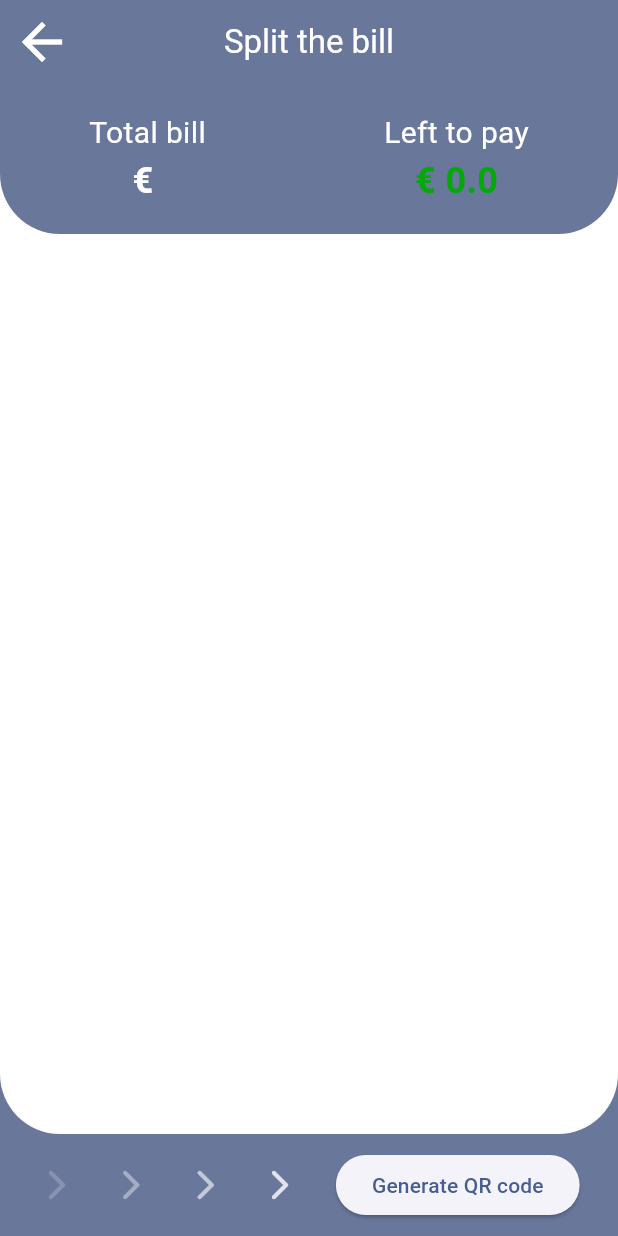
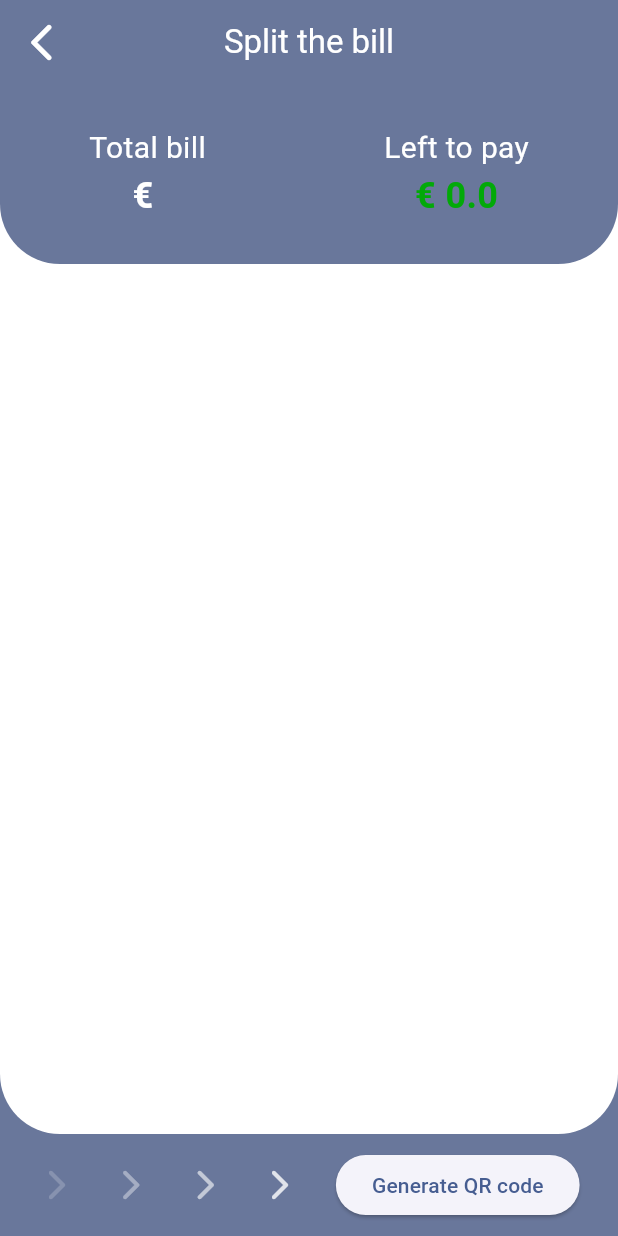
Before and after one commit to TOB-BA/split_a_bill, a Flutter app: the SplitPage screen opened directly with empty values, on a phone screen of 412 x 824 dp. Run offline on Flutter 3.47's test engine with Material 2 defaults, Android fonts, the phone set to English and light mode, and no system bars; our stand-ins replace fl_chart, google_fonts; statements that could not run were skipped.

Commit message:
back button changed

```diff
--- a/lib/common_widgets/split_page_header_widget.dart
+++ b/lib/common_widgets/split_page_header_widget.dart
@@ -17,7 +17,7 @@ class SplitPageHeader extends StatelessWidget {
     return Column(
       children: [
         Container(
-          height: 100,
+          height: 120,
           width: double.infinity,
           color: Colors.white,
           child: DecoratedBox(
--- a/lib/pages/split_page.dart
+++ b/lib/pages/split_page.dart
@@ -83,7 +83,13 @@ class _SplitPageState extends State<SplitPage> {
       appBar: AppBar(
         backgroundColor: ColorsLibrary.appGray,
         centerTitle: true,
-        iconTheme: const IconThemeData(color: Colors.white, size: 40),
+        leading: IconButton(
+          icon: Icon(Icons.arrow_back_ios_rounded),
+          onPressed: () {
+            Navigator.of(context).pop();
+          },
+        ),
+        iconTheme: const IconThemeData(color: Colors.white, size: 30),
         title: const Text(
           "Split the bill",
           textAlign: TextAlign.center,
```
Also changed, not shown: lib/pages/qr_codes_page.dart (added).
